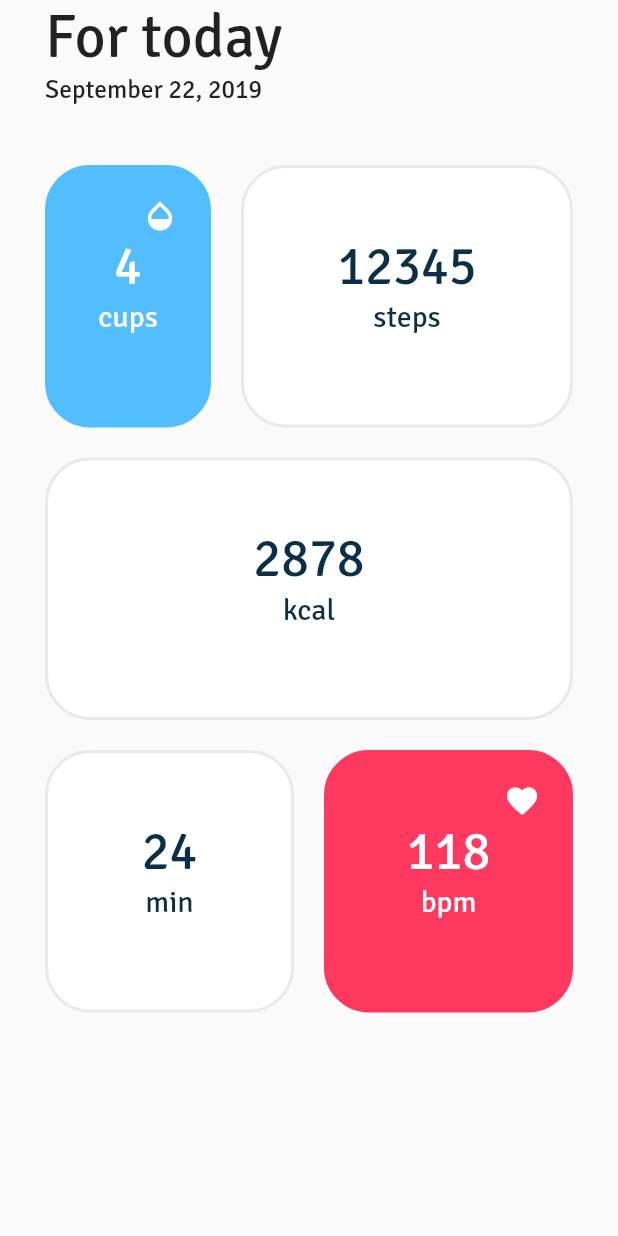
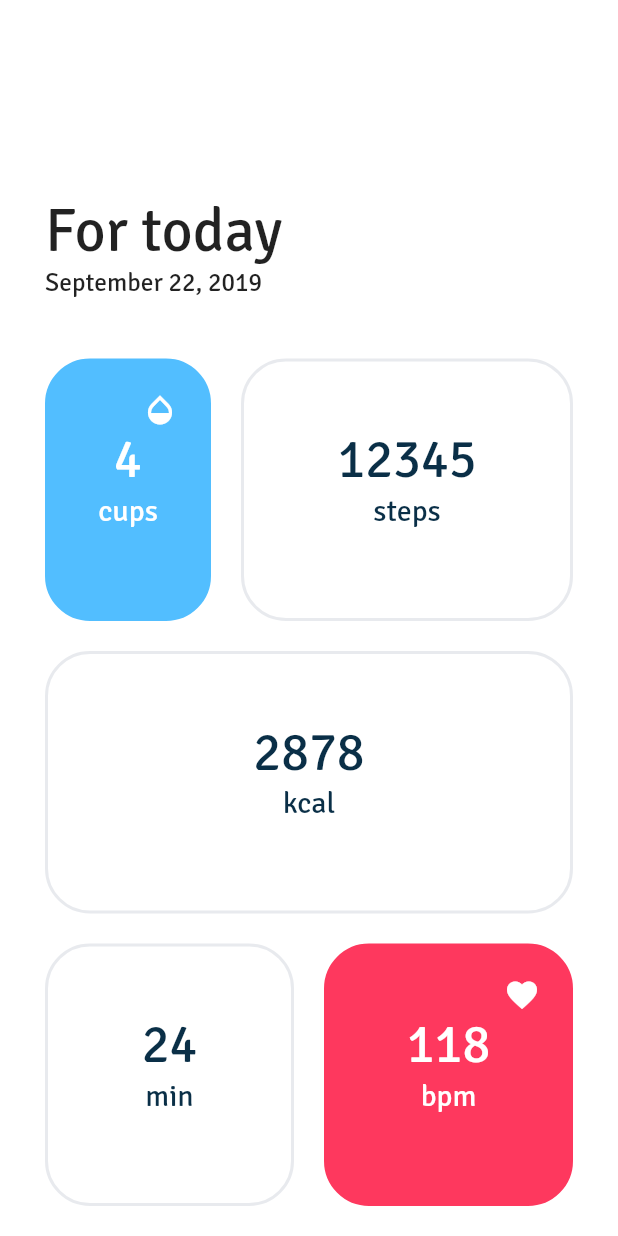
Before and after one commit to anu-rock/health-app-flutter, a Flutter app: the screen it shows after launch, on a phone screen of 412 x 824 dp. Run offline on Flutter 3.47's test engine with Material 2 defaults, Android fonts, the phone set to English and light mode, and no system bars.

Commit message:
Add finishing touches to HomeScreen
* Bottom-align the content

* Add vertical padding to content

* Set background color to white

```diff
--- a/lib/screens/home_screen.dart
+++ b/lib/screens/home_screen.dart
@@ -7,11 +7,13 @@ class HomeScreen extends StatelessWidget {
   @override
   Widget build(BuildContext context) {
     return Scaffold(
+      backgroundColor: Colors.white,
       body: SafeArea(
         child: SafeArea(
           child: Padding(
-            padding: EdgeInsets.symmetric(horizontal: 30.0),
+            padding: EdgeInsets.symmetric(horizontal: 30.0, vertical: 20.0),
             child: Column(
+              mainAxisAlignment: MainAxisAlignment.end,
               crossAxisAlignment: CrossAxisAlignment.start,
               children: <Widget>[
                 Column(
```
